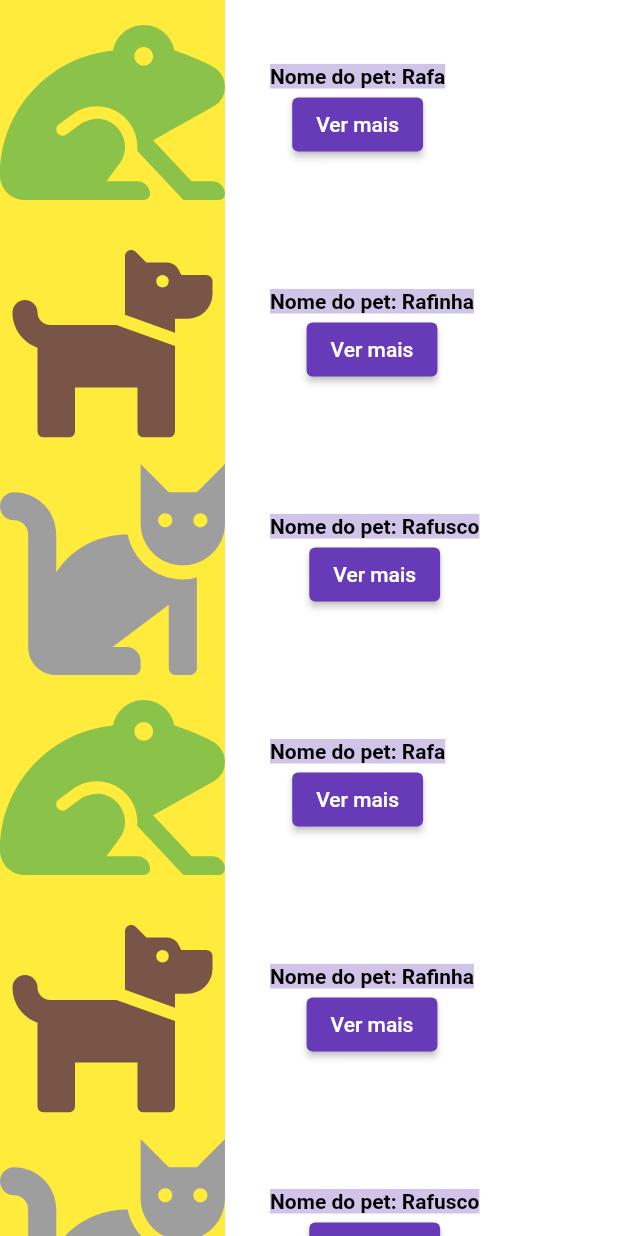
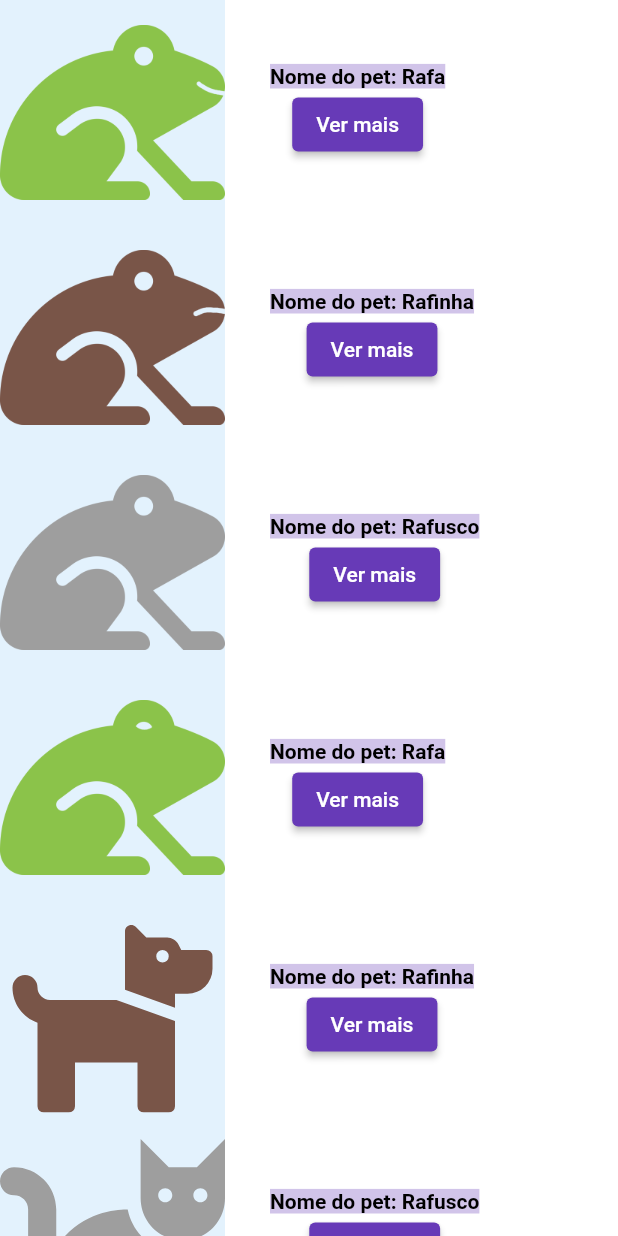
Before and after one commit to sorattorafa/flutter-game, a Flutter app: the PetList screen opened directly, on a phone screen of 412 x 824 dp. Run offline on Flutter 3.47's test engine with Material 2 defaults, Android fonts, the phone set to English and light mode, and no system bars; our stand-ins replace flutter_svg.

Commit message:
add support to svg and png

```diff
--- a/pets/lib/main.dart
+++ b/pets/lib/main.dart
@@ -1,5 +1,4 @@
 import 'package:flutter/material.dart';
-import 'package:pets/page-router.dart';
 import 'package:pets/view/farm.dart';
 import 'package:pets/view/login.dart';
 import 'package:pets/view/pet.dart';
--- a/pets/lib/view/farm.dart
+++ b/pets/lib/view/farm.dart
@@ -1,6 +1,6 @@
 import 'package:flutter/material.dart';
 import 'package:pets/view/profile.dart';
-import 'package:pets/view/pets-list.dart';
+import 'package:pets/view/pet-list.dart';
 
 class SecondScreen extends StatefulWidget {
   @override
--- a/pets/lib/view/pets-list.dart
+++ b/pets/lib/view/pet-list.dart
@@ -19,25 +19,25 @@ class _PetListState extends State<PetList> {
         name: 'Rafa',
         id: 1,
         userId: 2,
-        imageUrl: 'assets/images/frog-solid.svg',
+        imageUrl: 'assets/images/frog/happy.png',
         color: Colors.lightGreen),
     PetModel(
         name: 'Rafinha',
         id: 1,
         userId: 2,
-        imageUrl: 'assets/images/dog-solid.svg',
+        imageUrl: 'assets/images/frog/sad.png',
         color: Colors.brown),
     PetModel(
         name: 'Rafusco',
         id: 1,
         userId: 2,
-        imageUrl: 'assets/images/cat-solid.svg',
+        imageUrl: 'assets/images/frog/normal.png',
         color: Colors.grey),
     PetModel(
         name: 'Rafa',
         id: 1,
         userId: 2,
-        imageUrl: 'assets/images/frog-solid.svg',
+        imageUrl: 'assets/images/frog/tired.png',
         color: Colors.lightGreen),
     PetModel(
         name: 'Rafinha',
--- a/pets/lib/widgets/pet.dart
+++ b/pets/lib/widgets/pet.dart
@@ -17,12 +17,18 @@ class Pet extends StatelessWidget {
     return Container(
       width: 150,
       height: 150,
-      color: Colors.yellow,
-      child: SvgPicture.asset(
-        imageUrl,
-        fit: BoxFit.contain,
-        color: color,
-      ),
+      color: Colors.blue.shade50,
+      child: imageUrl.contains('svg')
+          ? SvgPicture.asset(
+              imageUrl,
+              fit: BoxFit.contain,
+              color: color,
+            )
+          : Image.asset(
+              imageUrl,
+              fit: BoxFit.contain,
+              color: color,
+            ),
     );
   }
 }
--- a/pets/pubspec.yaml
+++ b/pets/pubspec.yaml
@@ -48,6 +48,7 @@ flutter:
 
   # To add assets to your application, add an assets section, like this:
   assets:
+    - assets/images/frog/
     - assets/images/
 
   # An image asset can refer to one or more resolution-specific "variants", see
```
